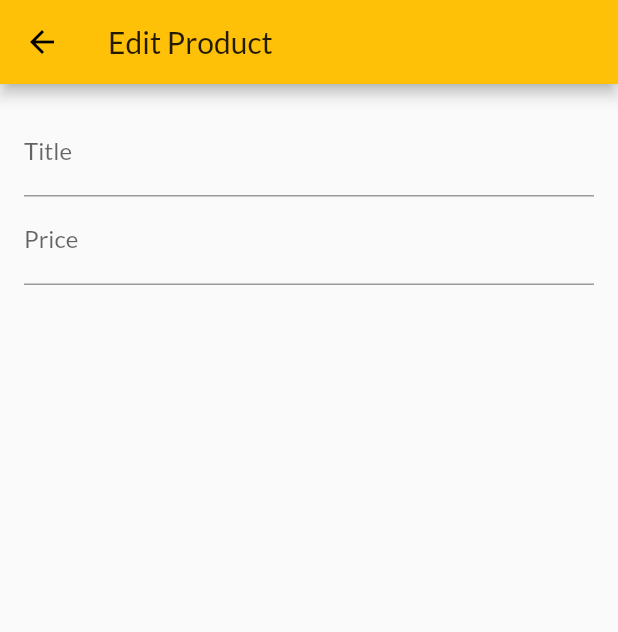
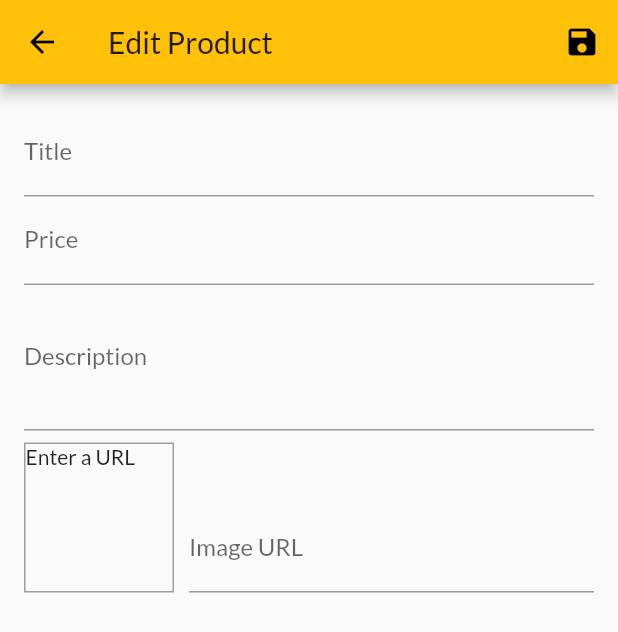
Before and after one commit to MIKEGUIJARRO/ShopApp, a Flutter app: the EditProductScreen screen opened by its route, on a phone screen of 412 x 824 dp. Shown: the top 632 px of the screen. Run offline on Flutter 3.47's test engine with Material 2 defaults, Android fonts, the phone set to English and light mode, and no system bars; network calls fail.

Commit message:
Se da continuacion a la pagina Edit Product, pudiendo enviar y guardar el input mediante GlobalKey<FormState>();

```diff
--- a/lib/screens/edit_product_screen.dart
+++ b/lib/screens/edit_product_screen.dart
@@ -1,7 +1,8 @@
 import 'package:flutter/material.dart';
 
+import '../providers/product.dart';
+
 class EditProductScreen extends StatefulWidget {
-
   static const routeName = "/edit-product";
 
   @override
@@ -9,25 +10,79 @@ class EditProductScreen extends StatefulWidget {
 }
 
 class _EditProductScreenState extends State<EditProductScreen> {
+  final _priceFocusNode = FocusNode();
+  final _descriptionFocusNode = FocusNode();
+  final _imageUrlFocusNode = FocusNode();
 
-  final _priceFocusNode = FocusNode();
+  final _imageUrlController = TextEditingController();
+
+  final _form = GlobalKey<FormState>();
+
+  var _editedProduct =
+      Product(id: null, title: "", price: 0, description: "", imageUrl: "");
+
+  @override
+  void initState() {
+    _imageUrlFocusNode.addListener(_updateImageUrl);
+    super.initState();
+  }
+
+  void _updateImageUrl() {
+    if (!_imageUrlFocusNode.hasFocus) {
+      setState(() {});
+    }
+  }
+
+  @override
+  void dispose() {
+    _imageUrlFocusNode.removeListener(_updateImageUrl);
+    _priceFocusNode.dispose();
+    _descriptionFocusNode.dispose();
+    _imageUrlController.dispose();
+    _imageUrlFocusNode.dispose();
+    super.dispose();
+  }
+
+  void _saveForm() {
+    _form.currentState.save();
+    print(_editedProduct.title);
+    print(_editedProduct.price);
+    print(_editedProduct.description);
+    print(_editedProduct.imageUrl);
+  }
 
   @override
   Widget build(BuildContext context) {
     return Scaffold(
       appBar: AppBar(
         title: Text("Edit Product"),
+        actions: <Widget>[
+          IconButton(
+            icon: Icon(Icons.save),
+            onPressed: _saveForm,
+          )
+        ],
       ),
       body: Padding(
         padding: const EdgeInsets.all(16.0),
         child: Form(
+          key: _form,
           child: ListView(
             children: <Widget>[
               TextFormField(
                 decoration: InputDecoration(labelText: "Title"),
                 textInputAction: TextInputAction.next,
-                onFieldSubmitted: (_){
+                onFieldSubmitted: (_) {
                   FocusScope.of(context).requestFocus(_priceFocusNode);
+                },
+                onSaved: (value) {
+                  _editedProduct = Product(
+                    title: value,
+                    price: _editedProduct.price,
+                    description: _editedProduct.description,
+                    imageUrl: _editedProduct.imageUrl,
+                    id: null,
+                  );
                 },
               ),
               TextFormField(
@@ -35,6 +90,78 @@ class _EditProductScreenState extends State<EditProductScreen> {
                 textInputAction: TextInputAction.next,
                 keyboardType: TextInputType.number,
                 focusNode: _priceFocusNode,
+                onFieldSubmitted: (str) {
+                  print(str);
+                  FocusScope.of(context).requestFocus(_descriptionFocusNode);
+                },
+                onSaved: (value) {
+                  _editedProduct = Product(
+                    title: _editedProduct.title,
+                    price: double.parse(value),
+                    description: _editedProduct.description,
+                    imageUrl: _editedProduct.imageUrl,
+                    id: null,
+                  );
+                },
+              ),
+              TextFormField(
+                decoration: InputDecoration(labelText: "Description"),
+                maxLines: 3,
+                textInputAction: TextInputAction.next,
+                focusNode: _descriptionFocusNode,
+                onSaved: (value) {
+                  _editedProduct = Product(
+                    title: _editedProduct.title,
+                    price: _editedProduct.price,
+                    description: value,
+                    imageUrl: _editedProduct.imageUrl,
+                    id: null,
+                  );
+                },
+              ),
+              Row(
+                crossAxisAlignment: CrossAxisAlignment.end,
+                children: <Widget>[
+                  Container(
+                      width: 100,
+                      height: 100,
+                      margin: EdgeInsets.only(
+                        top: 8,
+                        right: 10,
+                      ),
+                      decoration: BoxDecoration(
+                        border: Border.all(width: 1, color: Colors.grey),
+                      ),
+                      child: _imageUrlController.text.isEmpty
+                          ? Text("Enter a URL")
+                          : FittedBox(
+                              child: Image.network(
+                                _imageUrlController.text,
+                                fit: BoxFit.cover,
+                              ),
+                            )),
+                  Expanded(
+                    child: TextFormField(
+                      decoration: InputDecoration(labelText: "Image URL"),
+                      keyboardType: TextInputType.url,
+                      textInputAction: TextInputAction.done,
+                      controller: _imageUrlController,
+                      focusNode: _imageUrlFocusNode,
+                      onFieldSubmitted: (_) {
+                        _saveForm();
+                      },
+                      onSaved: (value) {
+                        _editedProduct = Product(
+                          title: _editedProduct.title,
+                          price: _editedProduct.price,
+                          description: _editedProduct.description,
+                          imageUrl: value,
+                          id: null,
+                        );
+                      },
+                    ),
+                  ),
+                ],
               ),
             ],
           ),
```
